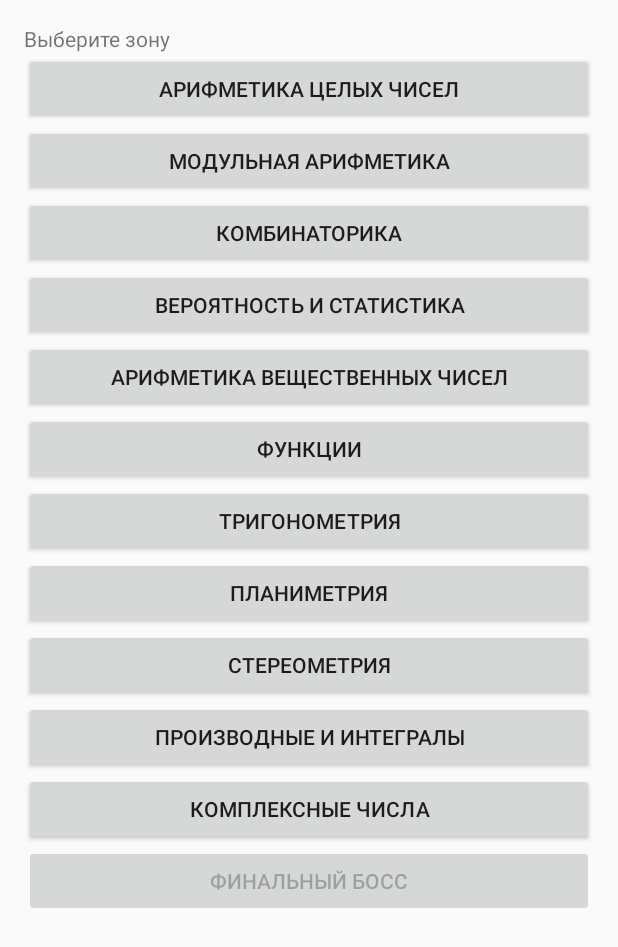
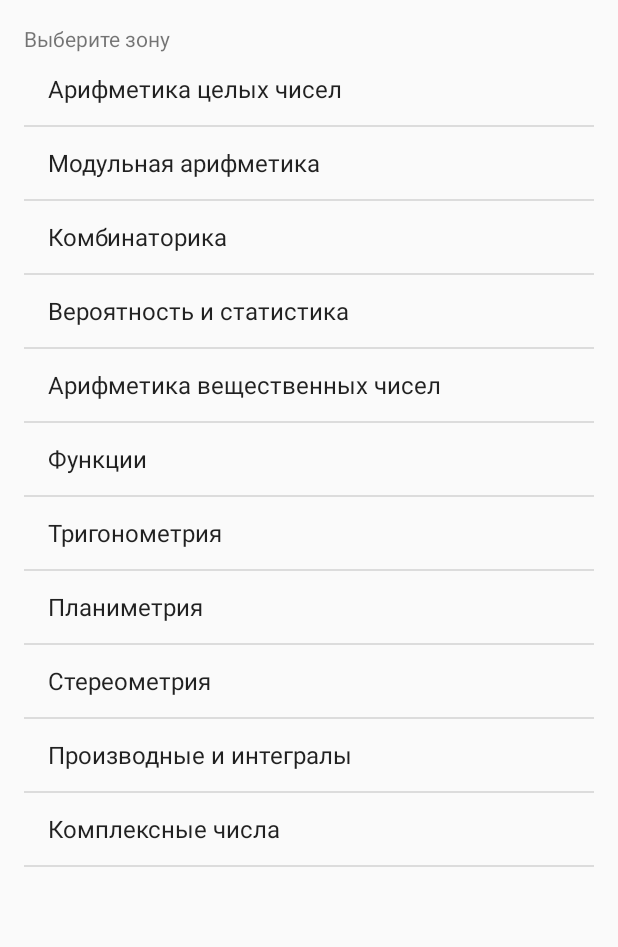
Before and after one commit to OSLL/sirius20-android, an Android app: the MenuZoneSelect screen opened directly, with no data from a screen before it, on a phone screen of 412 x 824 dp. Shown: the top 947 px of the screen. Run offline under Robolectric (Android 15) with nearby library versions, the phone set to English and light mode, and no system bars.

Commit message:
MenuZoneSelect to list

```diff
--- a/app/src/main/java/com/makentoshe/mathworks/MenuZoneSelect.kt
+++ b/app/src/main/java/com/makentoshe/mathworks/MenuZoneSelect.kt
@@ -3,7 +3,10 @@ package com.makentoshe.mathworks
 import android.content.Intent
 import androidx.appcompat.app.AppCompatActivity
 import android.os.Bundle
+import android.util.Log
+import android.widget.ArrayAdapter
 import kotlinx.android.synthetic.main.activity_lobby__main.*
+import kotlinx.android.synthetic.main.activity_menu_act_select.*
 
 class MenuZoneSelect : AppCompatActivity() {
     override fun onCreate(savedInstanceState: Bundle?) {
@@ -13,49 +16,17 @@ class MenuZoneSelect : AppCompatActivity() {
         lives=intent.getIntExtra("lives",3)
         val intt=Intent(this,MenuActSelect::class.java)
         intt.putExtra("lives",lives)
-        zoneIntegerWarp.setOnClickListener {
-            intt.putExtra("zone","integer")
-            startActivity(intt)
+        val zoneArray=arrayOf("integer","modulo","combine","stats","float","function","triangle","plain","stereo","deriv","complex")
+        var zoneNameArray= Array<String>(11){ ""}
+        for (i in (0..10)){
+            zoneNameArray[i]=(getString(resources.getIdentifier(("zone_${zoneArray[i]}_name"), "string", packageName)))
         }
-        zoneModuloWarp.setOnClickListener {
-            intt.putExtra("zone","modulo")
-            startActivity(intt)
-        }
-        zoneCombineWarp.setOnClickListener {
-            intt.putExtra("zone","combine")
-            startActivity(intt)
-        }
-        zoneStatsWarp.setOnClickListener {
-            intt.putExtra("zone","stats")
-            startActivity(intt)
-        }
-        zoneFloatWarp.setOnClickListener {
-            intt.putExtra("zone","float")
-            startActivity(intt)
-        }
-        zoneFunctionWarp.setOnClickListener {
-            intt.putExtra("zone","function")
-            startActivity(intt)
-        }
-        zoneTriangleWarp.setOnClickListener {
-            intt.putExtra("zone","triangle")
-            startActivity(intt)
-        }
-        zonePlainWarp.setOnClickListener {
-            intt.putExtra("zone","plain")
-            startActivity(intt)
-        }
-        zoneStereoWarp.setOnClickListener {
-            intt.putExtra("zone","stereo")
-            startActivity(intt)
-        }
-        zoneDerivWarp.setOnClickListener {
-            intt.putExtra("zone","deriv")
-            startActivity(intt)
-        }
-        zoneComplexWarp.setOnClickListener {
-            intt.putExtra("zone","complex")
-            startActivity(intt)
+        val adapt= ArrayAdapter<String>(this,android.R.layout.simple_list_item_1,zoneNameArray)
+        list1.adapter=adapt
+        list1.setOnItemClickListener { parent, view, position, id ->
+            val intent= Intent(this,MenuActSelect::class.java)
+            intent.putExtra("zone",zoneArray[position])
+            startActivity(intent)
         }
     }
 }
--- a/app/src/main/res/layout/activity_lobby__main.xml
+++ b/app/src/main/res/layout/activity_lobby__main.xml
@@ -29,78 +29,11 @@
                 android:layout_height="wrap_content"
                 android:text="@string/menu_zone_select" />
 
-            <Button
-                android:id="@+id/zoneIntegerWarp"
+            <ListView
+                android:id="@+id/list1"
                 android:layout_width="match_parent"
-                android:layout_height="wrap_content"
-                android:text="@string/zone_integer_name" />
+                android:layout_height="690dp" />
 
-            <Button
-                android:id="@+id/zoneModuloWarp"
-                android:layout_width="match_parent"
-                android:layout_height="wrap_content"
-                android:text="@string/zone_modulo_name" />
-
-            <Button
-                android:id="@+id/zoneCombineWarp"
-                android:layout_width="match_parent"
-                android:layout_height="wrap_content"
-                android:text="@string/zone_combine_name" />
-
-            <Button
-                android:id="@+id/zoneStatsWarp"
-                android:layout_width="match_parent"
-                android:layout_height="wrap_content"
-                android:text="@string/zone_stats_name" />
-
-            <Button
-                android:id="@+id/zoneFloatWarp"
-                android:layout_width="match_parent"
-                android:layout_height="wrap_content"
-                android:text="@string/zone_float_name" />
-
-            <Button
-                android:id="@+id/zoneFunctionWarp"
-                android:layout_width="match_parent"
-                android:layout_height="wrap_content"
-                android:text="@string/zone_function_name" />
-
-            <Button
-                android:id="@+id/zoneTriangleWarp"
-                android:layout_width="match_parent"
-                android:layout_height="wrap_content"
-                android:text="@string/zone_triangle_name" />
-
-            <Button
-                android:id="@+id/zonePlainWarp"
-                android:layout_width="match_parent"
-                android:layout_height="wrap_content"
-                android:text="@string/zone_plain_name" />
-
-            <Button
-                android:id="@+id/zoneStereoWarp"
-                android:layout_width="match_parent"
-                android:layout_height="wrap_content"
-                android:text="@string/zone_stereo_name" />
-
-            <Button
-                android:id="@+id/zoneDerivWarp"
-                android:layout_width="match_parent"
-                android:layout_height="wrap_content"
-                android:text="@string/zone_deriv_name" />
-
-            <Button
-                android:id="@+id/zoneComplexWarp"
-                android:layout_width="match_parent"
-                android:layout_height="wrap_content"
-                android:text="@string/zone_complex_name" />
-
-            <Button
-                android:id="@+id/zoneFinalWarp"
-                android:layout_width="match_parent"
-                android:layout_height="wrap_content"
-                android:enabled="false"
-                android:text="@string/zone_final_name" />
         </LinearLayout>
     </ScrollView>
 </androidx.constraintlayout.widget.ConstraintLayout>
```
